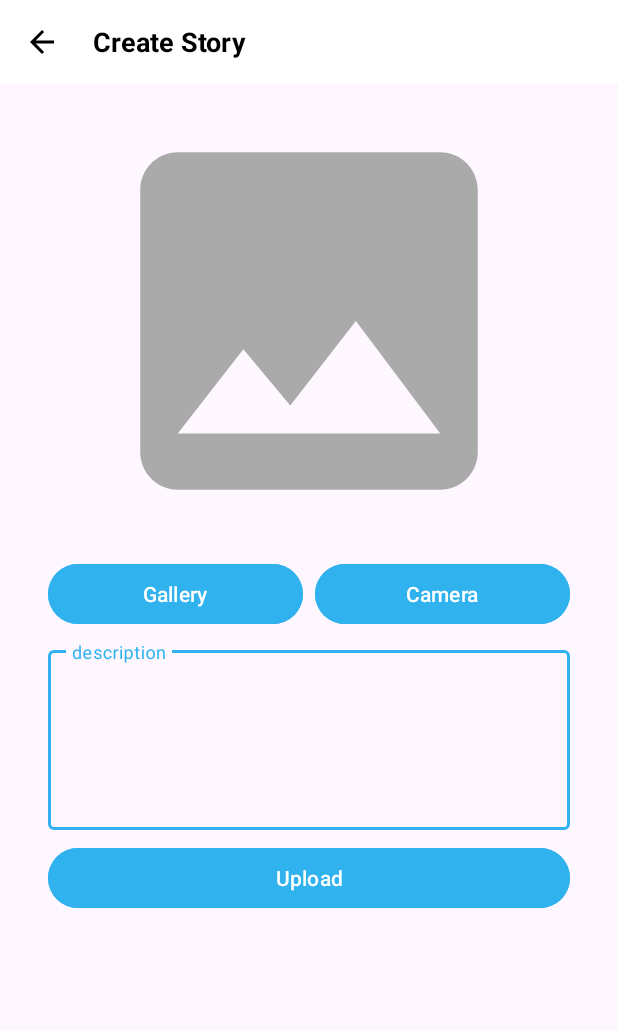
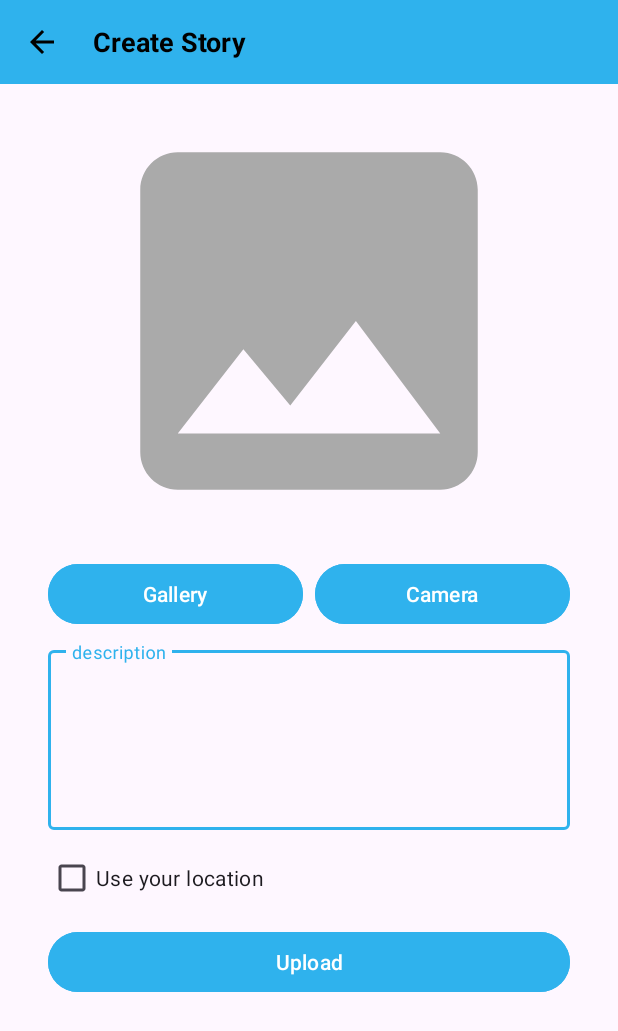
Before and after one commit to Rizqanmr/LearningStory, an Android app: the MainActivity screen opened directly, with no data from a screen before it, after a tap on an icon or button, on a phone screen of 412 x 824 dp. Shown: the top 1031 px of the screen. Run offline under Robolectric (Android 15) with nearby library versions, the phone set to English and light mode, and no system bars; our stand-ins replace data binding, paging; network calls fail; pictures from the network do not load; 1 statement that could not run was skipped.

Commit message:
create story with location

```diff
--- a/app/build.gradle.kts
+++ b/app/build.gradle.kts
@@ -64,6 +64,7 @@ dependencies {
     implementation("androidx.annotation:annotation:1.7.0")
     implementation("com.github.bumptech.glide:glide:5.0.0-rc01")
     implementation("com.google.android.gms:play-services-maps:18.2.0")
+    implementation("com.google.android.gms:play-services-location:21.0.1")
     implementation("androidx.paging:paging-runtime-ktx:3.2.1")
 
     //camera x
--- a/app/src/main/java/com/rizqanmr/learningstory/data/api/ApiService.kt
+++ b/app/src/main/java/com/rizqanmr/learningstory/data/api/ApiService.kt
@@ -38,6 +38,8 @@ interface ApiService {
     @POST("stories")
     suspend fun createStory(
         @Part file: MultipartBody.Part,
-        @Part("description") description: RequestBody
+        @Part("description") description: RequestBody,
+        @Part("lat") lat: RequestBody?,
+        @Part("lon") lon: RequestBody?
     ): RegisterResponse
 }
--- a/app/src/main/res/layout/activity_create_story.xml
+++ b/app/src/main/res/layout/activity_create_story.xml
@@ -96,6 +96,17 @@
                         android:inputType="text|textMultiLine" />
                 </com.google.android.material.textfield.TextInputLayout>
 
+                <com.google.android.material.checkbox.MaterialCheckBox
+                    android:id="@+id/cb_location"
+                    android:layout_width="wrap_content"
+                    android:layout_height="wrap_content"
+                    android:layout_marginStart="@dimen/dp32"
+                    android:layout_marginTop="@dimen/dp8"
+                    android:text="@string/use_your_location"
+                    app:layout_constraintBottom_toTopOf="@id/btn_upload"
+                    app:layout_constraintStart_toStartOf="parent"
+                    app:layout_constraintTop_toBottomOf="@id/et_description_layout" />
+
                 <Button
                     android:id="@+id/btn_upload"
                     android:layout_width="@dimen/dp0"
@@ -107,7 +118,7 @@
                     app:layout_constraintBottom_toBottomOf="parent"
                     app:layout_constraintEnd_toEndOf="parent"
                     app:layout_constraintStart_toStartOf="parent"
-                    app:layout_constraintTop_toBottomOf="@id/et_description_layout"/>
+                    app:layout_constraintTop_toBottomOf="@id/cb_location"/>
 
             </androidx.constraintlayout.widget.ConstraintLayout>
 
--- a/app/src/main/res/values-night/strings.xml
+++ b/app/src/main/res/values-night/strings.xml
@@ -42,4 +42,5 @@
     <string name="satellite_type">Satellite</string>
     <string name="terrain_type">Terrain</string>
     <string name="hybrid_type">Hybrid</string>
+    <string name="use_your_location">Use your location</string>
 </resources>
--- a/app/src/main/res/values/strings.xml
+++ b/app/src/main/res/values/strings.xml
@@ -41,4 +41,5 @@
     <string name="satellite_type">Satellite</string>
     <string name="terrain_type">Terrain</string>
     <string name="hybrid_type">Hybrid</string>
+    <string name="use_your_location">Use your location</string>
 </resources>
```
Also changed, not shown: app/src/main/java/com/rizqanmr/learningstory/data/repository/AppRepository.kt (+7 -2 lines), app/src/main/java/com/rizqanmr/learningstory/util/CommonFunction.kt (+8 -0 lines), app/src/main/java/com/rizqanmr/learningstory/view/createstory/CreateStoryActivity.kt (+76 -15 lines), app/src/main/java/com/rizqanmr/learningstory/view/createstory/CreateStoryViewModel.kt (+12 -11 lines), 1 other file.
